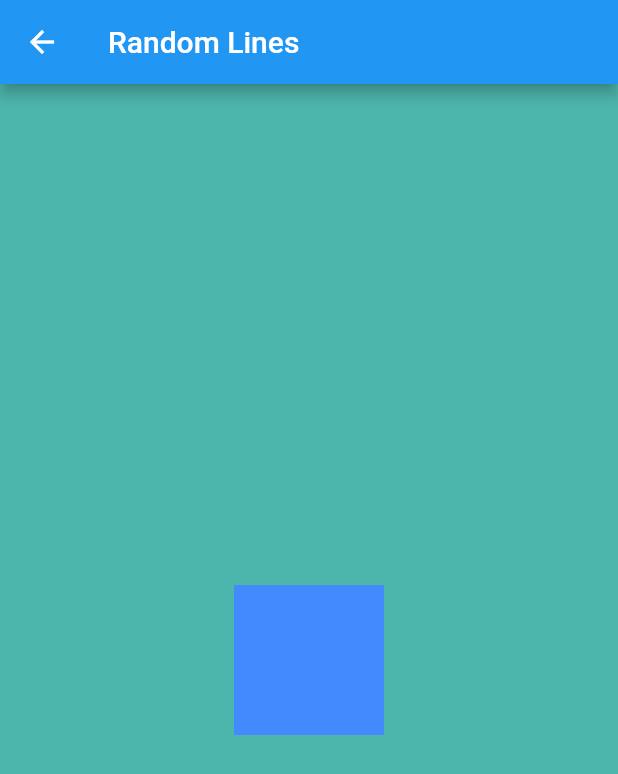
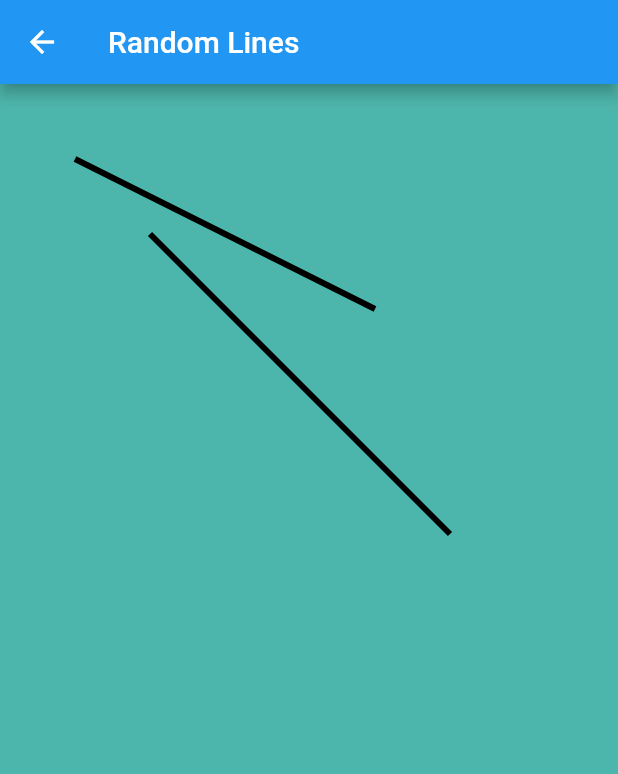
Before and after one commit to gyakhoe/flutter_animation, a Flutter app: the screen it shows after launch, after a tap on "Random Line Animation", on a phone screen of 412 x 824 dp. Shown: the top 774 px of the screen. Run offline on Flutter 3.47's test engine with Material 2 defaults, Android fonts, the phone set to English and light mode, and no system bars.

Commit message:
done with basics of animation

```diff
--- /dev/null
+++ b/lib/common/list_of_buttons.dart
@@ -0,0 +1,114 @@
+import 'package:flutter/material.dart';
+import 'package:flutter_animation/common/routes.dart';
+
+List<FlatButton> getListOfButton(BuildContext context) {
+  List<FlatButton> listOfButtons = [
+    _animationScreenRouteButton(
+      context: context,
+      routeName: Routes.resizeAnmiation,
+      buttonName: 'Resize Container',
+    ),
+    _animationScreenRouteButton(
+      context: context,
+      routeName: Routes.barChartAnimation,
+      buttonName: 'Bar Chart',
+    ),
+    _animationScreenRouteButton(
+      context: context,
+      routeName: Routes.crossFadeAnimation,
+      buttonName: 'Cross Fade',
+    ),
+    _animationScreenRouteButton(
+      context: context,
+      routeName: Routes.crossFadeBarAnimation,
+      buttonName: 'Cross Fade Bar',
+    ),
+    _animationScreenRouteButton(
+      context: context,
+      routeName: Routes.textStyleAnimation,
+      buttonName: 'Text Style Animation',
+    ),
+    _animationScreenRouteButton(
+      context: context,
+      routeName: Routes.opacityAnimation,
+      buttonName: 'Opacity Animation',
+    ),
+    _animationScreenRouteButton(
+      context: context,
+      routeName: Routes.physicalModalAnimation,
+      buttonName: 'Physical Modal Animation',
+    ),
+    _animationScreenRouteButton(
+      context: context,
+      routeName: Routes.trifficLightAnimation,
+      buttonName: 'Traffic Light Animgation',
+    ),
+    _animationScreenRouteButton(
+      context: context,
+      routeName: Routes.positionAnimation,
+      buttonName: 'Position Animation',
+    ),
+    _animationScreenRouteButton(
+      context: context,
+      routeName: Routes.starAnimation,
+      buttonName: 'Star Animation',
+    ),
+    _animationScreenRouteButton(
+      context: context,
+      routeName: Routes.rotation,
+      buttonName: 'Rotation Animation',
+    ),
+    _animationScreenRouteButton(
+      context: context,
+      routeName: Routes.galaxyRotation,
+      buttonName: 'Galaxy Rotation',
+    ),
+    _animationScreenRouteButton(
+      context: context,
+      routeName: Routes.rippleScaleTransition,
+      buttonName: 'Items Scale',
+    ),
+    _animationScreenRouteButton(
+      context: context,
+      routeName: Routes.bouncingItemTransition,
+      buttonName: 'Bouncing Item',
+    ),
+    _animationScreenRouteButton(
+      context: context,
+      routeName: Routes.spaceShipAnimation,
+      buttonName: 'Spaceship Animation',
+    ),
+    _animationScreenRouteButton(
+      context: context,
+      routeName: Routes.randomLineAnimation,
+      buttonName: 'Random Line Animation',
+    ),
+    _animationScreenRouteButton(
+      context: context,
+      routeName: Routes.customShapePainter,
+      buttonName: 'Custom Shape Paint',
+    ),
+  ];
+
+  return listOfButtons.reversed.toList();
+}
+
+Widget _animationScreenRouteButton({
+  @required String buttonName,
+  @required String routeName,
+  @required BuildContext context,
+}) {
+  return FlatButton(
+    color: Theme.of(context).primaryColorDark,
+    child: Text(
+      buttonName,
+      style: TextStyle(
+        color: Colors.white,
+        fontWeight: FontWeight.bold,
+      ),
+    ),
+    onPressed: () {
+      Navigator.pushNamed(context, routeName);
+    },
+  );
+}
--- a/lib/common/routes.dart
+++ b/lib/common/routes.dart
@@ -25,6 +25,7 @@ class Routes {
   static String bouncingItemTransition = '/transition/moving-item-transition';
   static String spaceShipAnimation = '/custom/space-ship-animation';
   static String randomLineAnimation = '/custom/random-line-animation';
+  static String customShapePainter = '/custom/custom-shape-painter';
 
   static Map<String, WidgetBuilder> routeMap = {
     Routes.homePage: (context) => MyHomePage(title: 'Flutter Animation'),
@@ -44,5 +45,6 @@ class Routes {
     Routes.bouncingItemTransition: (context) => MovingItemTransition(),
     Routes.spaceShipAnimation: (context) => SpaceShipAnimation(),
     Routes.randomLineAnimation: (context) => RandomLinesAnimation(),
+    Routes.customShapePainter: (context) => CustomShapePainter(),
   };
 }
--- a/lib/custom_animation/custom_animations.dart
+++ b/lib/custom_animation/custom_animations.dart
@@ -1,2 +1,3 @@
 export 'space_ship_animation.dart';
 export 'random_lines_animation.dart';
+export 'custom_shape_painter.dart';
--- a/lib/custom_animation/random_lines_animation.dart
+++ b/lib/custom_animation/random_lines_animation.dart
@@ -1,4 +1,5 @@
 import 'package:flutter/material.dart';
+import 'dart:ui' as ui;
 
 class RandomLinesAnimation extends StatefulWidget {
   const RandomLinesAnimation({Key key}) : super(key: key);
@@ -13,8 +14,15 @@ class _RandomLinesAnimationState extends State<RandomLinesAnimation>
   @override
   void initState() {
     _animationController =
-        AnimationController(vsync: this, duration: Duration(seconds: 5));
+        AnimationController(vsync: this, duration: Duration(seconds: 5))
+          ..repeat();
     super.initState();
+  }
+
+  @override
+  void dispose() {
+    _animationController.dispose();
+    super.dispose();
   }
 
   @override
@@ -28,15 +36,11 @@ class _RandomLinesAnimationState extends State<RandomLinesAnimation>
         child: Stack(
           alignment: Alignment.center,
           children: <Widget>[
-            AnimatedBuilder(
-              animation: _animationController,
-              builder: (_, __) {
-                return Container(
-                  height: 100,
-                  width: 100,
-                  color: Colors.blueAccent,
-                );
-              },
+            CustomPaint(
+              size: Size(MediaQuery.of(context).size.width,
+                  MediaQuery.of(context).size.height),
+              foregroundPainter:
+                  AnimatedLinePainter(animation: _animationController),
             ),
           ],
         ),
@@ -44,3 +48,30 @@ class _RandomLinesAnimationState extends State<RandomLinesAnimation>
     );
   }
 }
+
+class AnimatedLinePainter extends CustomPainter {
+  final Animation<double> animation;
+
+  AnimatedLinePainter({this.animation}) : super(repaint: animation);
+
+  @override
+  void paint(Canvas canvas, Size size) {
+    final p1 = Offset(50, 50);
+    final p2 = Offset(250, 150);
+    final paint = Paint()
+      ..color = Colors.black
+      ..strokeWidth = 4;
+
+    final p3 = Offset(100, 100);
+    final p4 = Offset(300, 300);
+    final paint1 = Paint()
+      ..color = Colors.black
+      ..strokeWidth = 4;
+
+    canvas.drawLine(p1, p2, paint);
+    canvas.drawLine(p3, p4, paint1);
+  }
+
+  @override
+  bool shouldRepaint(CustomPainter oldDelegate) => true;
+}
--- a/lib/main.dart
+++ b/lib/main.dart
@@ -1,4 +1,5 @@
 import 'package:flutter/material.dart';
+import 'package:flutter_animation/common/list_of_buttons.dart';
 import 'package:flutter_animation/common/routes.dart';
 
 void main() {
@@ -39,110 +40,9 @@ class MyHomePage extends StatelessWidget {
         height: double.infinity,
         width: double.infinity,
         child: ListView(
-          children: <Widget>[
-            _animationScreenRouteButton(
-              context: context,
-              routeName: Routes.resizeAnmiation,
-              buttonName: 'Resize Container',
-            ),
-            _animationScreenRouteButton(
-              context: context,
-              routeName: Routes.barChartAnimation,
-              buttonName: 'Bar Chart',
-            ),
-            _animationScreenRouteButton(
-              context: context,
-              routeName: Routes.crossFadeAnimation,
-              buttonName: 'Cross Fade',
-            ),
-            _animationScreenRouteButton(
-              context: context,
-              routeName: Routes.crossFadeBarAnimation,
-              buttonName: 'Cross Fade Bar',
-            ),
-            _animationScreenRouteButton(
-              context: context,
-              routeName: Routes.textStyleAnimation,
-              buttonName: 'Text Style Animation',
-            ),
-            _animationScreenRouteButton(
-              context: context,
-              routeName: Routes.opacityAnimation,
-              buttonName: 'Opacity Animation',
-            ),
-            _animationScreenRouteButton(
-              context: context,
-              routeName: Routes.physicalModalAnimation,
-              buttonName: 'Physical Modal Animation',
-            ),
-            _animationScreenRouteButton(
-              context: context,
-              routeName: Routes.trifficLightAnimation,
-              buttonName: 'Traffic Light Animgation',
-            ),
-            _animationScreenRouteButton(
-              context: context,
-              routeName: Routes.positionAnimation,
-              buttonName: 'Position Animation',
-            ),
-            _animationScreenRouteButton(
-              context: context,
-              routeName: Routes.starAnimation,
-              buttonName: 'Star Animation',
-            ),
-            _animationScreenRouteButton(
-              context: context,
-              routeName: Routes.rotation,
-              buttonName: 'Rotation Animation',
-            ),
-            _animationScreenRouteButton(
-              context: context,
-              routeName: Routes.galaxyRotation,
-              buttonName: 'Galaxy Rotation',
-            ),
-            _animationScreenRouteButton(
-              context: context,
-              routeName: Routes.rippleScaleTransition,
-              buttonName: 'Items Scale',
-            ),
-            _animationScreenRouteButton(
-              context: context,
-              routeName: Routes.bouncingItemTransition,
-              buttonName: 'Bouncing Item',
-            ),
-            _animationScreenRouteButton(
-              context: context,
-              routeName: Routes.spaceShipAnimation,
-              buttonName: 'Spaceship Animation',
-            ),
-            _animationScreenRouteButton(
-              context: context,
-              routeName: Routes.randomLineAnimation,
-              buttonName: 'Random Line Animation',
-            ),
-          ],
+          children: getListOfButton(context),
         ),
       ),
     );
   }
-
-  Widget _animationScreenRouteButton({
-    @required String buttonName,
-    @required String routeName,
-    @required BuildContext context,
-  }) {
-    return FlatButton(
-      color: Theme.of(context).primaryColorDark,
-      child: Text(
-        buttonName,
-        style: TextStyle(
-          color: Colors.white,
-          fontWeight: FontWeight.bold,
-        ),
-      ),
-      onPressed: () {
-        Navigator.pushNamed(context, routeName);
-      },
-    );
-  }
 }
```
Also changed, not shown: lib/custom_animation/custom_shape_painter.dart (added, +150 -0 lines).
